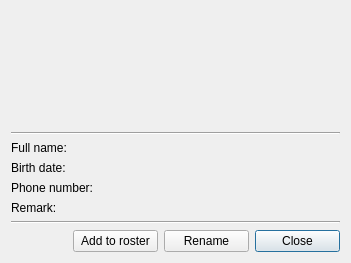
The window that src/plugins/vcard/simplevcarddialog.ui (silvansky/Contacts) describes before a commit, drawn with Qt 5.
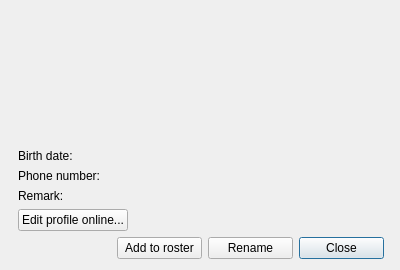
The same window after the commit.

Commit message: Наработки по дизайну окна "Информация о контакте".

Diff of the .ui file:
```diff
--- a/src/plugins/vcard/simplevcarddialog.ui
+++ b/src/plugins/vcard/simplevcarddialog.ui
@@ -6,21 +6,78 @@
    <rect>
     <x>0</x>
     <y>0</y>
-    <width>351</width>
-    <height>263</height>
+    <width>400</width>
+    <height>270</height>
    </rect>
   </property>
+  <property name="minimumSize">
+   <size>
+    <width>400</width>
+    <height>270</height>
+   </size>
+  </property>
   <property name="windowTitle">
    <string>Dialog</string>
   </property>
   <layout class="QVBoxLayout" name="verticalLayout_2">
+   <property name="leftMargin">
+    <number>18</number>
+   </property>
    <property name="topMargin">
-    <number>25</number>
+    <number>16</number>
+   </property>
+   <property name="rightMargin">
+    <number>16</number>
    </property>
    <item>
-    <layout class="QHBoxLayout" name="rosterInfoLayout" stretch="1,0,0">
+    <layout class="QHBoxLayout" name="rosterInfoLayout" stretch="1,0">
+     <property name="leftMargin">
+      <number>5</number>
+     </property>
+     <property name="topMargin">
+      <number>5</number>
+     </property>
+     <property name="rightMargin">
+      <number>16</number>
+     </property>
      <item>
       <layout class="QVBoxLayout" name="commonInfoLayout">
+       <item>
+        <layout class="QHBoxLayout" name="statusLayout">
+         <item>
+          <widget class="QLabel" name="status">
+           <property name="sizePolicy">
+            <sizepolicy hsizetype="Fixed" vsizetype="Fixed">
+             <horstretch>0</horstretch>
+             <verstretch>0</verstretch>
+            </sizepolicy>
+           </property>
+           <property name="minimumSize">
+            <size>
+             <width>16</width>
+             <height>16</height>
+            </size>
+           </property>
+           <property name="maximumSize">
+            <size>
+             <width>16</width>
+             <height>16</height>
+            </size>
+           </property>
+           <property name="text">
+            <string/>
+           </property>
+          </widget>
+         </item>
+         <item>
+          <widget class="QLabel" name="statusText">
+           <property name="text">
+            <string/>
+           </property>
+          </widget>
+         </item>
+        </layout>
+       </item>
        <item>
         <widget class="QLabel" name="name">
          <property name="text">
@@ -60,9 +117,9 @@
       </layout>
      </item>
      <item>
-      <layout class="QVBoxLayout" name="statusLayout">
+      <layout class="QVBoxLayout" name="verticalLayout">
        <item>
-        <widget class="QLabel" name="status">
+        <widget class="QLabel" name="avatarLabel">
          <property name="sizePolicy">
           <sizepolicy hsizetype="Fixed" vsizetype="Fixed">
            <horstretch>0</horstretch>
@@ -71,14 +128,14 @@
          </property>
          <property name="minimumSize">
           <size>
-           <width>16</width>
-           <height>16</height>
+           <width>48</width>
+           <height>48</height>
           </size>
          </property>
          <property name="maximumSize">
           <size>
-           <width>16</width>
-           <height>16</height>
+           <width>48</width>
+           <height>48</height>
           </size>
          </property>
          <property name="text">
@@ -93,7 +150,7 @@
          </property>
          <property name="sizeHint" stdset="0">
           <size>
-           <width>0</width>
+           <width>20</width>
            <height>40</height>
           </size>
          </property>
@@ -101,78 +158,49 @@
        </item>
       </layout>
      </item>
-     <item>
-      <widget class="QLabel" name="avatarLabel">
-       <property name="sizePolicy">
-        <sizepolicy hsizetype="Fixed" vsizetype="Fixed">
-         <horstretch>0</horstretch>
-         <verstretch>0</verstretch>
-        </sizepolicy>
-       </property>
-       <property name="minimumSize">
-        <size>
-         <width>100</width>
-         <height>100</height>
-        </size>
-       </property>
-       <property name="maximumSize">
-        <size>
-         <width>100</width>
-         <height>100</height>
-        </size>
-       </property>
-       <property name="text">
-        <string/>
-       </property>
-      </widget>
-     </item>
     </layout>
    </item>
-   <item>
-    <widget class="Line" name="line">
-     <property name="orientation">
-      <enum>Qt::Horizontal</enum>
-     </property>
-    </widget>
-   </item>
    <item>
     <layout class="QFormLayout" name="vcardInfoLayout">
-     <item row="1" column="0">
+     <property name="fieldGrowthPolicy">
+      <enum>QFormLayout::AllNonFixedFieldsGrow</enum>
+     </property>
+     <item row="0" column="0">
       <widget class="QLabel" name="bdCaption">
        <property name="text">
         <string>Birth date:</string>
        </property>
       </widget>
      </item>
-     <item row="2" column="0">
+     <item row="0" column="1">
+      <widget class="QLabel" name="birthDateLabel">
+       <property name="text">
+        <string/>
+       </property>
+      </widget>
+     </item>
+     <item row="1" column="0">
       <widget class="QLabel" name="phoneCaption">
        <property name="text">
         <string>Phone number:</string>
        </property>
       </widget>
      </item>
-     <item row="3" column="0">
+     <item row="1" column="1">
+      <widget class="QLabel" name="phoneLabel">
+       <property name="text">
+        <string/>
+       </property>
+      </widget>
+     </item>
+     <item row="2" column="0">
       <widget class="QLabel" name="remarkCaption">
        <property name="text">
         <string>Remark:</string>
        </property>
       </widget>
      </item>
-     <item row="1" column="1">
-      <widget class="QLabel" name="birthDateLabel">
-       <property name="text">
-        <string/>
-       </property>
-      </widget>
-     </item>
      <item row="2" column="1">
-      <widget class="QLabel" name="phoneLabel">
-       <property name="text">
-        <string/>
-       </property>
-      </widget>
-     </item>
-     <item row="3" column="1">
       <widget class="QLabel" name="remarkLabel">
        <property name="maximumSize">
         <size>
@@ -194,28 +222,37 @@
        </property>
       </widget>
      </item>
-     <item row="0" column="0">
-      <widget class="QLabel" name="fullNameCaption">
-       <property name="text">
-        <string>Full name:</string>
-       </property>
-      </widget>
-     </item>
-     <item row="0" column="1">
-      <widget class="QLabel" name="fullName">
-       <property name="text">
-        <string/>
-       </property>
-      </widget>
-     </item>
     </layout>
    </item>
    <item>
-    <widget class="Line" name="line_2">
-     <property name="orientation">
-      <enum>Qt::Horizontal</enum>
-     </property>
-    </widget>
+    <layout class="QHBoxLayout" name="editProfileLayout">
+     <item>
+      <widget class="QPushButton" name="editOnline">
+       <property name="cursor">
+        <cursorShape>PointingHandCursor</cursorShape>
+       </property>
+       <property name="text">
+        <string>Edit profile online...</string>
+       </property>
+       <property name="autoDefault">
+        <bool>false</bool>
+       </property>
+      </widget>
+     </item>
+     <item>
+      <spacer name="horizontalSpacer_2">
+       <property name="orientation">
+        <enum>Qt::Horizontal</enum>
+       </property>
+       <property name="sizeHint" stdset="0">
+        <size>
+         <width>40</width>
+         <height>20</height>
+        </size>
+       </property>
+      </spacer>
+     </item>
+    </layout>
    </item>
    <item>
     <layout class="QHBoxLayout" name="buttonsLayout">
```
Left out of the diff: 10 changed lines with no effect on the pictures. The commit also changes 6 other files.
